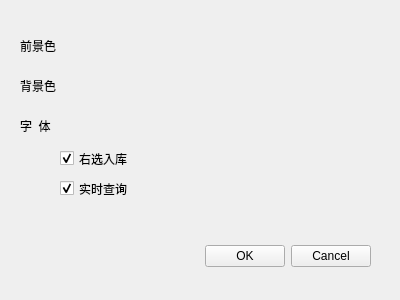
First picture: the form in auto_c_code/setup1.ui, repository yjduoduo/auto_c_code, before the edit.
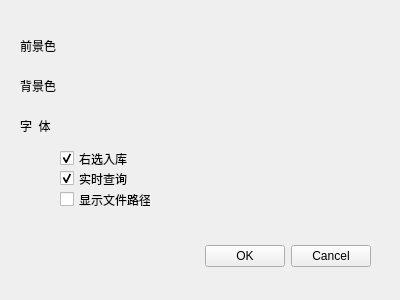
Second picture: the form after the edit.

Commit message: 1.8.9 增加添加生成代码库是否显示文件路径，增加显示文件路径复选框

```diff
--- a/auto_c_code/setup1.ui
+++ b/auto_c_code/setup1.ui
@@ -154,7 +154,7 @@
    <property name="geometry">
     <rect>
      <x>60</x>
-     <y>180</y>
+     <y>170</y>
      <width>72</width>
      <height>17</height>
     </rect>
@@ -166,6 +166,25 @@
     <bool>true</bool>
    </property>
   </widget>
+  <widget class="QCheckBox" name="checkBox_showpath">
+   <property name="geometry">
+    <rect>
+     <x>60</x>
+     <y>191</y>
+     <width>91</width>
+     <height>17</height>
+    </rect>
+   </property>
+   <property name="toolTip">
+    <string>生成代码库添加文件时内容末尾有文件路径显示</string>
+   </property>
+   <property name="text">
+    <string>显示文件路径</string>
+   </property>
+   <property name="checked">
+    <bool>false</bool>
+   </property>
+  </widget>
  </widget>
  <resources/>
  <connections>
```
Left out of the diff: 6 changed lines with no effect on the pictures. The commit also changes 3 other files.
